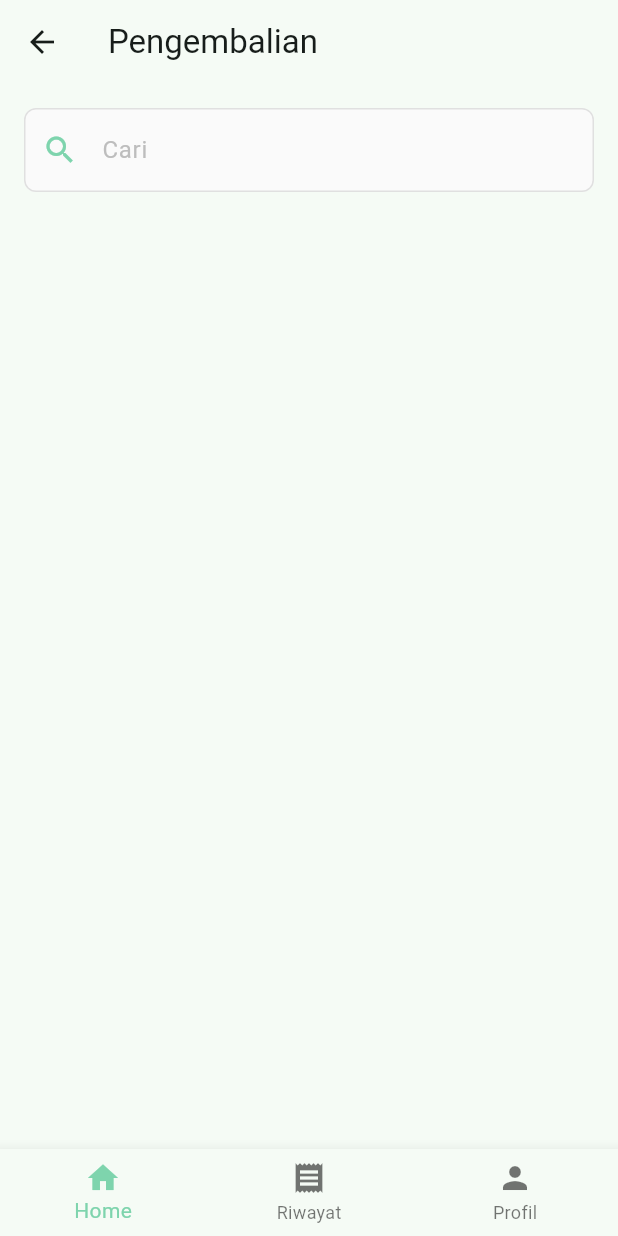
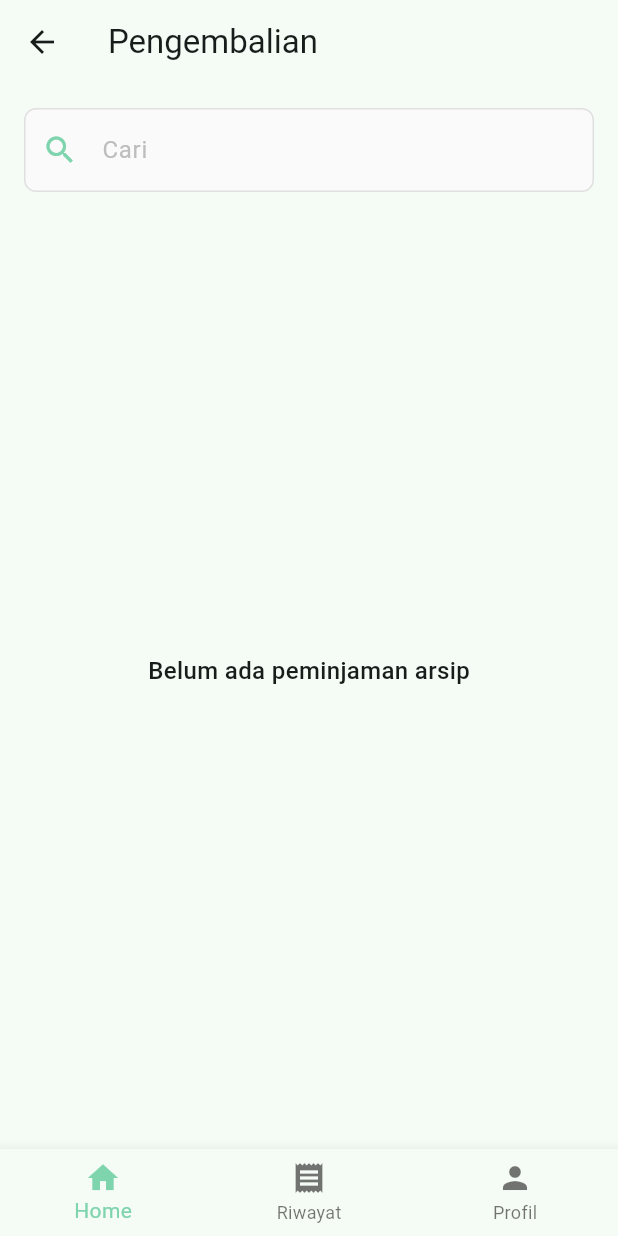
Before and after one commit to FajarRAP/archive_management_system, a Flutter app: the ReturnArchivePage screen opened by its route, on a phone screen of 412 x 824 dp. Run offline on Flutter 3.47's test engine with Material 3 defaults, Android fonts, the phone set to English and light mode, and no system bars; our stand-ins replace bloc, dartz, flutter_bloc, flutter_dotenv, get_it, go_router and 3 more; missing offline and left inert: external_path, syncfusion_flutter_xlsio; accounts and stored records are empty; statements that could not run were skipped.

Commit message:
fix : some user cannot lend archive and not returned archive loans not shown in admin

```diff
--- a/lib/core/common/scaffold_with_bottom_nav_bar.dart
+++ b/lib/core/common/scaffold_with_bottom_nav_bar.dart
@@ -1,7 +1,8 @@
-import 'package:archive_management_system/dependency_injection.dart';
 import 'package:flutter/material.dart';
 import 'package:go_router/go_router.dart';
 import 'package:supabase_flutter/supabase_flutter.dart';
+
+import '../../dependency_injection.dart';
 
 class ScaffoldWithBottomNavBar extends StatelessWidget {
   const ScaffoldWithBottomNavBar({
--- a/lib/core/common/use_cases.dart
+++ b/lib/core/common/use_cases.dart
@@ -1,4 +1,4 @@
-import 'package:archive_management_system/core/common/failure.dart';
+import 'failure.dart';
 import 'package:dartz/dartz.dart';
 
 abstract interface class AsyncUseCaseNoParams<ReturnType> {
--- a/lib/features/archive/data/datasources/archive_remote_data_source.dart
+++ b/lib/features/archive/data/datasources/archive_remote_data_source.dart
@@ -114,7 +114,8 @@ class ArchiveRemoteDataSourceImpl extends ArchiveRemoteDataSource {
   Future<PostgrestResponse> getNotReturnedArchiveLoans() async {
     return await supabase
         .from(archiveLoanTable)
-        .select()
+        .select(
+            'no_pinjam, archive:no_arsip(*), profile:profile_id(*), tanggal_pinjam, keterangan, created_at, returned_at')
         .isFilter('returned_at', null)
         .count(CountOption.exact);
   }
--- a/lib/features/archive/domain/repositories/archive_repositories.dart
+++ b/lib/features/archive/domain/repositories/archive_repositories.dart
@@ -19,4 +19,5 @@ abstract class ArchiveRepositories {
   Future<Either<Failure, Map<String, dynamic>>> getArchiveStatistics();
   Future<Either<Failure, String>> downloadArchiveReport(
       List<ArchiveLoanEntity> archiveLoans);
+  Future<Either<Failure, List<ArchiveLoanEntity>>> getNotReturnedArchiveLoans();
 }
--- /dev/null
+++ b/lib/features/archive/domain/usecases/get_not_returned_archive_loans_use_case.dart
@@ -0,0 +1,18 @@
+import 'package:dartz/dartz.dart';
+
+import '../../../../core/common/failure.dart';
+import '../../../../core/common/use_cases.dart';
+import '../entities/archive_loan_entity.dart';
+import '../repositories/archive_repositories.dart';
+
+class GetNotReturnedArchiveLoansUseCase
+    implements AsyncUseCaseNoParams<List<ArchiveLoanEntity>> {
+  const GetNotReturnedArchiveLoansUseCase({required this.archiveRepositories});
+
+  final ArchiveRepositories archiveRepositories;
+
+  @override
+  Future<Either<Failure, List<ArchiveLoanEntity>>> call() async {
+    return await archiveRepositories.getNotReturnedArchiveLoans();
+  }
+}
--- a/lib/features/archive/presentation/pages/borrow_archive_page.dart
+++ b/lib/features/archive/presentation/pages/borrow_archive_page.dart
@@ -1,5 +1,5 @@
-import 'package:archive_management_system/core/common/snack_bar.dart';
-import 'package:archive_management_system/features/archive/domain/entities/archive_loan_entity.dart';
+import '../../../../core/common/snack_bar.dart';
+import '../../domain/entities/archive_loan_entity.dart';
 import 'package:flutter/material.dart';
 import 'package:flutter_bloc/flutter_bloc.dart';
 import 'package:go_router/go_router.dart';
--- a/lib/features/archive/presentation/pages/home_page.dart
+++ b/lib/features/archive/presentation/pages/home_page.dart
@@ -1,4 +1,4 @@
-import 'package:archive_management_system/features/archive/domain/entities/archive_entity.dart';
+import '../../domain/entities/archive_entity.dart';
 import 'package:flutter/material.dart';
 import 'package:flutter_bloc/flutter_bloc.dart';
 import 'package:supabase_flutter/supabase_flutter.dart' as s;
--- a/lib/features/archive/presentation/pages/report_page.dart
+++ b/lib/features/archive/presentation/pages/report_page.dart
@@ -55,8 +55,8 @@ class _AdminPage extends StatelessWidget {
                   return IconButton(
                     onPressed: () async {
                       await Permission.manageExternalStorage
-                          .onDeniedCallback(() async =>
-                              await Permission.manageExternalStorage.request())
+                          .onDeniedCallback(
+                              Permission.manageExternalStorage.request)
                           .request();
 
                       final List<ArchiveLoanEntity> archiveLoans =
--- a/lib/features/archive/presentation/pages/return_archive_page.dart
+++ b/lib/features/archive/presentation/pages/return_archive_page.dart
@@ -4,8 +4,21 @@ import 'package:flutter_bloc/flutter_bloc.dart';
 import '../cubit/archive_cubit.dart';
 import '../widgets/return_archive_item.dart';
 
-class ReturnArchivePage extends StatelessWidget {
+class ReturnArchivePage extends StatefulWidget {
   const ReturnArchivePage({super.key});
+
+  @override
+  State<ReturnArchivePage> createState() => _ReturnArchivePageState();
+}
+
+class _ReturnArchivePageState extends State<ReturnArchivePage> {
+  final _controller = TextEditingController();
+
+  @override
+  void dispose() {
+    _controller.dispose();
+    super.dispose();
+  }
 
   @override
   Widget build(BuildContext context) {
@@ -16,7 +29,7 @@ class ReturnArchivePage extends StatelessWidget {
       body: Padding(
         padding: const EdgeInsets.all(16),
         child: BlocBuilder<ArchiveCubit, ArchiveState>(
-          bloc: archiveCubit..getArchiveLoans(),
+          bloc: archiveCubit..getNotReturnedArchiveLoans(),
           buildWhen: (previous, current) => current is GetArchiveLoans,
           builder: (context, state) {
             if (state is GetArchiveLoansLoading) {
@@ -24,31 +37,21 @@ class ReturnArchivePage extends StatelessWidget {
             }
 
             if (state is GetArchiveLoansLoaded) {
-              final archiveLoans = archiveCubit.archiveLoans
-                  .where((archiveLoan) => archiveLoan.returnedAt == null)
-                  .toList();
-
               return RefreshIndicator(
-                onRefresh: archiveCubit.getArchiveLoans,
+                onRefresh: archiveCubit.getNotReturnedArchiveLoans,
                 displacement: 10,
                 child: Column(
                   children: [
-                    TextFormField(
+                    TextField(
+                      onChanged: archiveCubit.searchArchiveLoans,
+                      controller: _controller,
                       decoration: InputDecoration(
                         hintText: 'Cari',
                         prefixIcon: const Icon(Icons.search),
                       ),
                     ),
                     const SizedBox(height: 16),
-                    Expanded(
-                      child: ListView.separated(
-                        itemBuilder: (context, index) =>
-                            ReturnArchiveItem(archiveLoan: archiveLoans[index]),
-                        separatorBuilder: (context, index) =>
-                            const SizedBox(height: 12),
-                        itemCount: archiveLoans.length,
-                      ),
-                    ),
+                    Expanded(child: _buildArchiveLoanList()),
                   ],
                 ),
               );
@@ -60,4 +63,42 @@ class ReturnArchivePage extends StatelessWidget {
       ),
     );
   }
+
+  Widget _buildArchiveLoanList() {
+    final archiveCubit = context.read<ArchiveCubit>();
+
+    if (archiveCubit.archiveLoans.isEmpty) {
+      return const Center(
+        child: Text(
+          'Belum ada peminjaman arsip',
+          style: TextStyle(fontSize: 16, fontWeight: FontWeight.w500),
+        ),
+      );
+    }
+
+    if (_controller.text.isNotEmpty && archiveCubit.results.isEmpty) {
+      return const Center(
+        child: Text(
+          'Tidak ada hasil',
+          style: TextStyle(fontSize: 16, fontWeight: FontWeight.w600),
+        ),
+      );
+    }
+
+    return ListView.separated(
+      itemBuilder: (context, index) {
+        if (_controller.text.isEmpty) {
+          return ReturnArchiveItem(
+              archiveLoan: archiveCubit.archiveLoans[index]);
+        }
+
+        return ReturnArchiveItem(archiveLoan: archiveCubit.results[index]);
+      },
+      separatorBuilder: (context, index) => const SizedBox(height: 12),
+      itemCount: _controller.text.isEmpty
+          ? archiveCubit.archiveLoans.length
+          : archiveCubit.results.length,
+      padding: const EdgeInsets.symmetric(vertical: 16),
+    );
+  }
 }
--- a/lib/features/archive/presentation/widgets/archive_item.dart
+++ b/lib/features/archive/presentation/widgets/archive_item.dart
@@ -20,6 +20,7 @@ class ArchiveItem extends StatelessWidget {
   Widget build(BuildContext context) {
     final colorScheme = Theme.of(context).colorScheme;
     final user = getIt.get<SupabaseClient>().auth.currentUser;
+    final bool isAdmin = user?.userMetadata?['is_admin'] ?? false;
 
     return Container(
       decoration: const BoxDecoration(
@@ -63,7 +64,7 @@ class ArchiveItem extends StatelessWidget {
                     ],
                   ),
                 ),
-                if (user?.userMetadata?['is_admin'] ?? false)
+                if (isAdmin)
                   IconButton(
                     icon: Icon(Icons.edit_rounded, color: colorScheme.primary),
                     style: IconButton.styleFrom(
@@ -91,7 +92,7 @@ class ArchiveItem extends StatelessWidget {
               value: archive.urban,
             ),
             const SizedBox(height: 12),
-            if (!(user?.userMetadata?['is_admin'] ?? true))
+            if (!isAdmin)
               Row(
                 mainAxisAlignment: MainAxisAlignment.end,
                 children: [
--- a/lib/features/archive/presentation/widgets/return_archive_confirmation_dialog.dart
+++ b/lib/features/archive/presentation/widgets/return_archive_confirmation_dialog.dart
@@ -1,5 +1,5 @@
-import 'package:archive_management_system/core/common/snack_bar.dart';
-import 'package:archive_management_system/features/archive/presentation/cubit/archive_cubit.dart';
+import '../../../../core/common/snack_bar.dart';
+import '../cubit/archive_cubit.dart';
 import 'package:flutter/material.dart';
 import 'package:flutter_bloc/flutter_bloc.dart';
 import 'package:go_router/go_router.dart';
@@ -53,7 +53,7 @@ class ReturnConfirmationDialog extends StatelessWidget {
 
                   if (state is ReturnBorrowedArchiveLoaded) {
                     context.pop();
-                    archiveCubit.getArchiveLoans();
+                    archiveCubit.getNotReturnedArchiveLoans();
                     showSnackBar(message: state.message);
                   }
                 },
--- a/lib/features/archive/presentation/widgets/return_archive_item.dart
+++ b/lib/features/archive/presentation/widgets/return_archive_item.dart
@@ -1,4 +1,4 @@
-import 'package:archive_management_system/features/auth/presentation/cubit/auth_cubit.dart';
+import '../../../auth/presentation/cubit/auth_cubit.dart';
 import 'package:flutter/material.dart';
 import 'package:flutter_bloc/flutter_bloc.dart';
 import 'package:go_router/go_router.dart';
--- a/lib/features/auth/domain/repositories/auth_repositories.dart
+++ b/lib/features/auth/domain/repositories/auth_repositories.dart
@@ -1,4 +1,4 @@
-import 'package:archive_management_system/features/auth/domain/entities/profile_entity.dart';
+import '../entities/profile_entity.dart';
 import 'package:dartz/dartz.dart';
 
 import '../../../../core/common/failure.dart';
--- a/lib/features/auth/presentation/cubit/auth_cubit.dart
+++ b/lib/features/auth/presentation/cubit/auth_cubit.dart
@@ -1,4 +1,4 @@
-import 'package:archive_management_system/features/auth/domain/entities/profile_entity.dart';
+import '../../domain/entities/profile_entity.dart';
 import 'package:bloc/bloc.dart';
 import 'package:meta/meta.dart';
 
--- a/lib/features/auth/presentation/pages/login_page.dart
+++ b/lib/features/auth/presentation/pages/login_page.dart
@@ -47,6 +47,7 @@ class _LoginPageState extends State<LoginPage> {
                     autovalidateMode: AutovalidateMode.onUserInteraction,
                     controller: _emailController,
                     decoration: const InputDecoration(hintText: 'NIP/NIK'),
+                    keyboardType: TextInputType.emailAddress,
                     validator: validate,
                   ),
                   const SizedBox(height: 12),
@@ -63,6 +64,7 @@ class _LoginPageState extends State<LoginPage> {
                               : Icons.visibility_off_rounded),
                         ),
                       ),
+                      keyboardType: TextInputType.visiblePassword,
                       obscureText: _isObscure,
                       validator: validate,
                     );
```
Also changed, not shown: lib/dependency_injection.dart (+6 -3 lines), lib/features/archive/data/repositories/archive_repositories_impl.dart (+14 -0 lines), lib/features/archive/presentation/cubit/archive_cubit.dart (+16 -0 lines), pubspec.yaml (+9 -10 lines), pubspec.lock.
